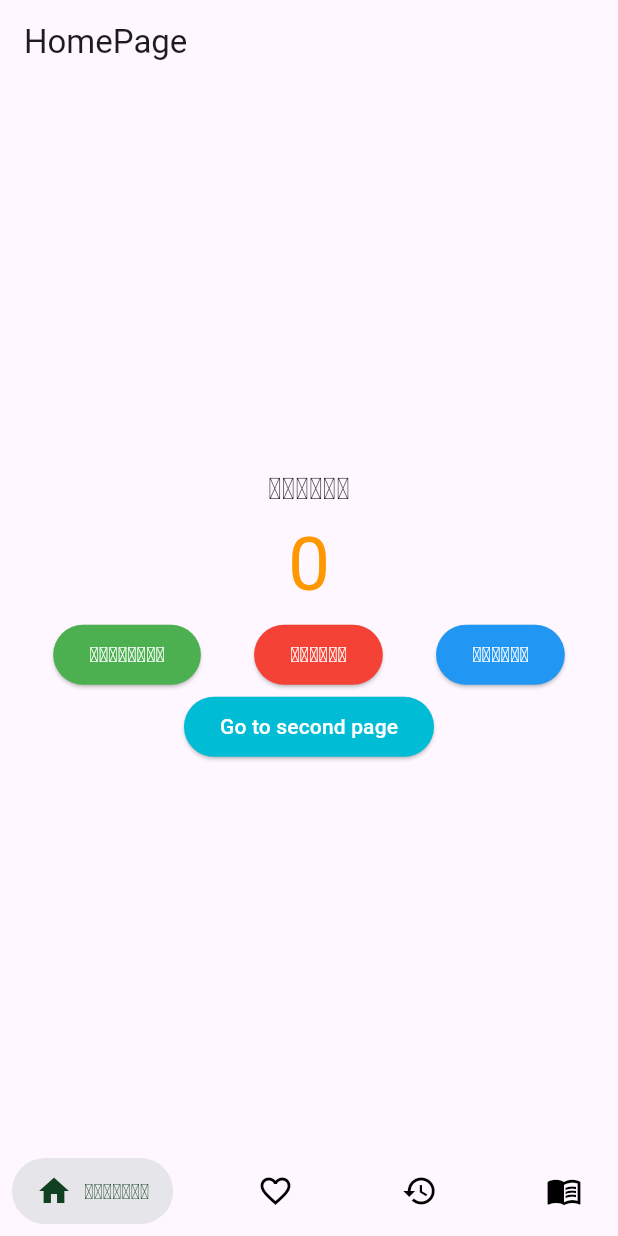
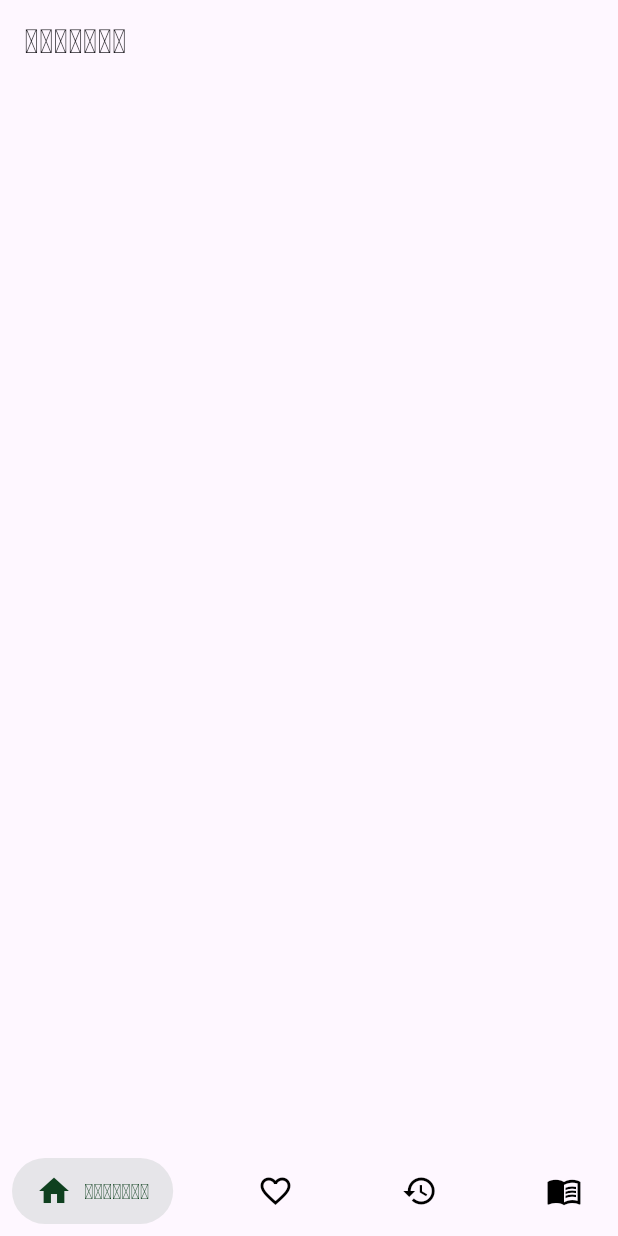
Before and after one commit to JayJay11011/animal_app_by_group_5, a Flutter app: the screen it shows after launch, on a phone screen of 412 x 824 dp. Run offline on Flutter 3.47's test engine with Material 3 defaults, Android fonts, the light colour scheme and no system bars; drawn by our look-alikes of salomon_bottom_bar; Roboto replaces fonts that are missing (NotoSansLao).

Commit message:
Update project

```diff
--- a/lib/components/navbar/navigation_bar.dart
+++ b/lib/components/navbar/navigation_bar.dart
@@ -1,12 +1,12 @@
 import 'dart:convert';
 
 import 'package:flutter/material.dart';
-import '../pages/contents_page.dart';
+import '../pages/favorite_page.dart';
 import '../pages/home_page.dart';
-import '../pages/profile_page.dart';
+import '../pages/history_page.dart';
 import '../pages/second_page.dart';
 import 'package:salomon_bottom_bar/salomon_bottom_bar.dart';
-import '../pages/settings_page.dart';
+import '../pages/keyword_page.dart';
 
 class NavigationBarApp extends StatelessWidget {
   const NavigationBarApp({super.key});
@@ -79,7 +79,7 @@ class _NavigationExampleState extends State<NavigationExample> {
         ],
       ),
       body: <Widget>[
-        const MyHomePage(title: "HomePage"),
+        const MyHomePage(title: "ໜ້າຫຼັກ"),
         const ContentsPage(),
         const ProfilePage(),
         const SettingsPage(),
--- a/lib/components/pages/home_page.dart
+++ b/lib/components/pages/home_page.dart
@@ -45,48 +45,47 @@ class _MyHomePageState extends State<MyHomePage> {
           title: Text(widget.title),
         ),
         body: Center(
-          // Center is a layout widget. It takes a single child and positions it
-          // in the middle of the parent.
-          child: Column(
-            mainAxisAlignment: MainAxisAlignment.center,
-            children: <Widget>[
-              const Text(
-                'ຈຳນວນ',
-                style: TextStyle(fontSize: 20, fontFamily: 'NotoSansLao' ),
-              ),
-              Text(
-                '$_counter',
-                style: const TextStyle(fontSize: 50, color: Colors.orange),
-              ),
-              Row(
-                  mainAxisAlignment: MainAxisAlignment.spaceEvenly,
-                  children: <Widget>[
-                    CustomButton(
-                      btnFunc: _incrementCounter,
-                      btnColor: Colors.green,
-                      btnText: "ເພີ່ມຄ່າ",
-                    ),
-                    CustomButton(
-                      btnFunc: _disincrementCounter,
-                      btnColor: Colors.red,
-                      btnText: "ລົບຄ່າ",
-                    ),
-                    CustomButton(
-                      btnFunc: _resetCounter,
-                      btnColor: Colors.blue,
-                      btnText: "ຄືນຄ່າ",
-                    ),
-                  ]),
-              CustomButton(
-                btnFunc: _goToSecondPage,
-                btnColor: Colors.cyan,
-                btnText: "Go to second page",
-              )
-            ],
-          ),
-        ),
+            // Center is a layout widget. It takes a single child and positions it
+            // in the middle of the parent.
+            // child: Column(
+            //   mainAxisAlignment: MainAxisAlignment.center,
+            //   children: <Widget>[
+            //     const Text(
+            //       'ຈຳນວນ',
+            //       style: TextStyle(fontSize: 20, fontFamily: 'NotoSansLao' ),
+            //     ),
+            //     Text(
+            //       '$_counter',
+            //       style: const TextStyle(fontSize: 50, color: Colors.orange),
+            //     ),
+            //     Row(
+            //         mainAxisAlignment: MainAxisAlignment.spaceEvenly,
+            //         children: <Widget>[
+            //           CustomButton(
+            //             btnFunc: _incrementCounter,
+            //             btnColor: Colors.green,
+            //             btnText: "ເພີ່ມຄ່າ",
+            //           ),
+            //           CustomButton(
+            //             btnFunc: _disincrementCounter,
+            //             btnColor: Colors.red,
+            //             btnText: "ລົບຄ່າ",
+            //           ),
+            //           CustomButton(
+            //             btnFunc: _resetCounter,
+            //             btnColor: Colors.blue,
+            //             btnText: "ຄືນຄ່າ",
+            //           ),
+            //         ]),
+            //     CustomButton(
+            //       btnFunc: _goToSecondPage,
+            //       btnColor: Colors.cyan,
+            //       btnText: "Go to second page",
+            //     )
+            //   ],
+            // ),
+            ),
       ),
     );
   }
-
 }
```
Also changed, not shown: lib/components/pages/history_page.dart (renamed from lib/components/pages/profile_page.dart, +51 -48 lines), lib/components/pages/favorite_page.dart (renamed from lib/components/pages/contents_page.dart), lib/components/pages/keyword_page.dart (renamed from lib/components/pages/settings_page.dart).
